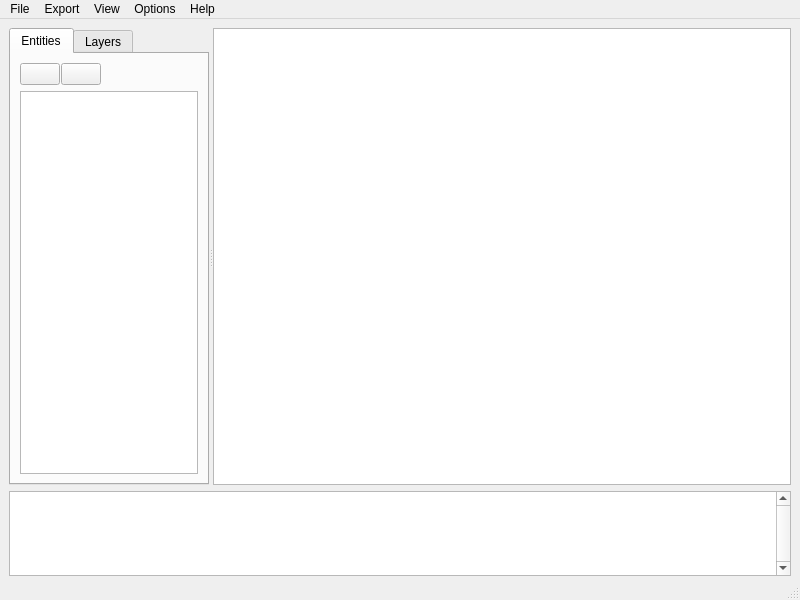
Old version of the form source/dxf2gcode.ui in the repository joco-nz/dxf2gcode-plasma.
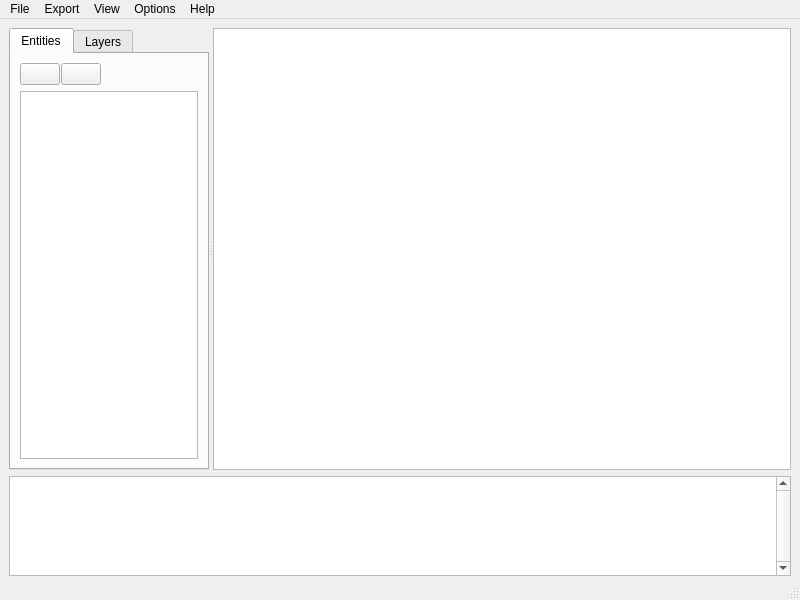
New version of the form. Icons and pictures are not drawn. Custom widgets are drawn as their Qt base class.

The edit to the form file:
```diff
--- a/source/dxf2gcode.ui
+++ b/source/dxf2gcode.ui
@@ -827,7 +827,7 @@
     <item>
      <widget class="MessageBox" name="messageBox">
       <property name="sizePolicy">
-       <sizepolicy hsizetype="Expanding" vsizetype="Maximum">
+       <sizepolicy hsizetype="Expanding" vsizetype="Fixed">
         <horstretch>0</horstretch>
         <verstretch>0</verstretch>
        </sizepolicy>
@@ -835,7 +835,7 @@
       <property name="maximumSize">
        <size>
         <width>16777215</width>
-        <height>120</height>
+        <height>100</height>
        </size>
       </property>
       <property name="verticalScrollBarPolicy">
```
Left out of the diff: 23 changed lines with no effect on the pictures.
